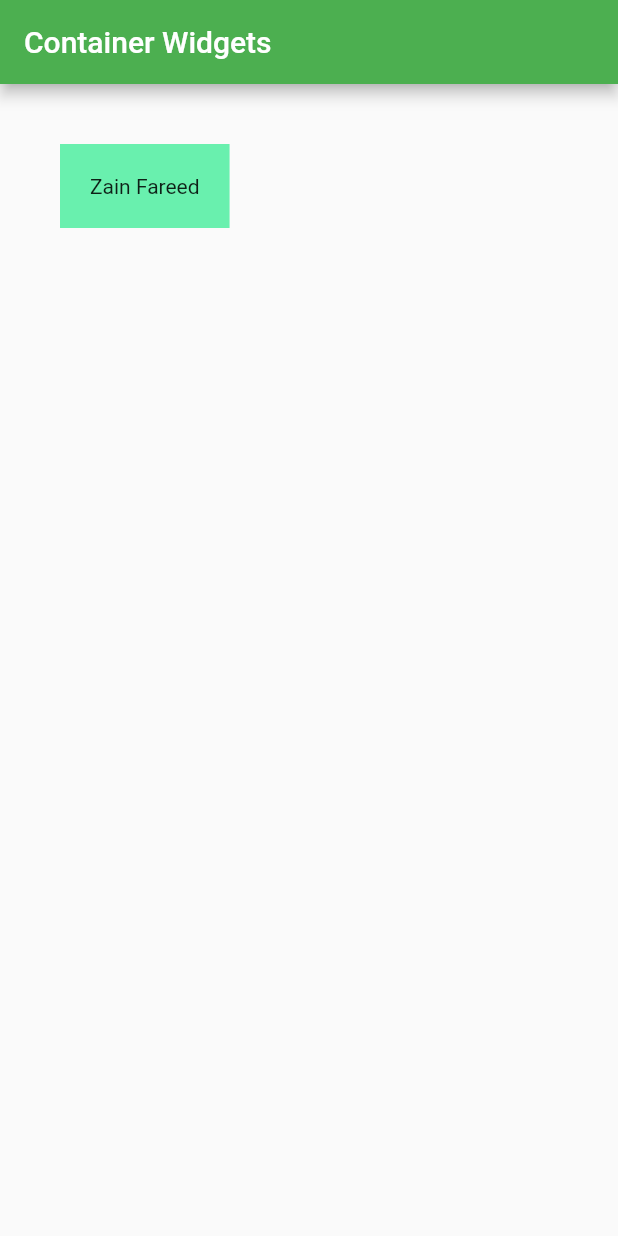
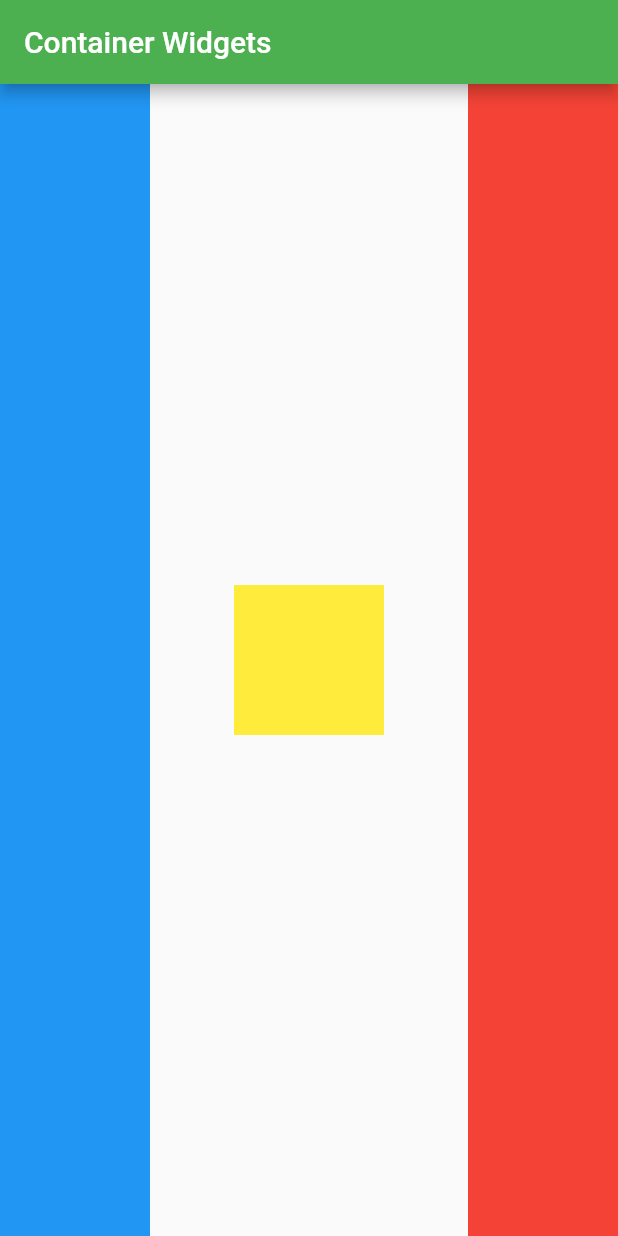
Before and after one commit to zfareed/flutter_container_widget, a Flutter app: the screen it shows after launch, on a phone screen of 412 x 824 dp. Run offline on Flutter 3.47's test engine with Material 2 defaults, Android fonts, the phone set to English and light mode, and no system bars.

Commit message:
Using row and column containers

```diff
--- a/lib/main.dart
+++ b/lib/main.dart
@@ -13,12 +13,23 @@ class MyApp extends StatelessWidget {
           backgroundColor: Colors.green,
           title: Text('Container Widgets'),
         ),
-        body: Container(
-          margin: EdgeInsets.all(40.0),
-          padding: EdgeInsets.all(20.0),
-          color: Colors.greenAccent,
-          child: Text('Zain Fareed'),
-        ),
+        body: Row(
+          mainAxisAlignment: MainAxisAlignment.spaceBetween,
+          children: [
+            Container(
+                width: 100.0,
+                height: double.infinity,
+                color: Colors.blue),
+            Container(
+                width: 100.0,
+                height: 100.0,
+                color: Colors.yellow),
+            Container(
+                width: 100.0,
+                height: double.infinity,
+                color: Colors.red)
+          ],
+        )
       ),
     );
   }
```
